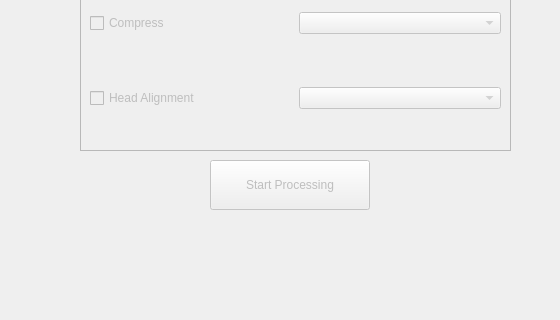
Above: form.ui from frogstarbop/BatchOps before the change; both pictures show x 310 to 870 and y 450 to 770 of the 1220 by 770 pixel window. Below: the same form after it.
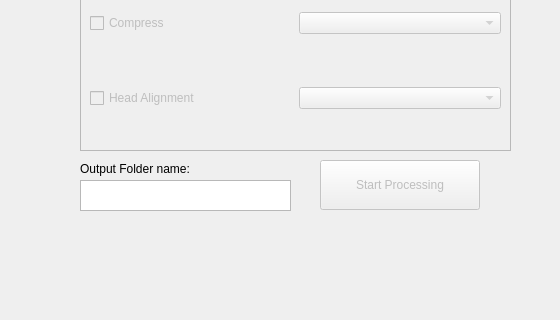
That is the form after the change. Icons and pictures are not drawn.

Commit message: Remove some  bugs + add ability to rename output

The edit to the form file:
```diff
--- a/form.ui
+++ b/form.ui
@@ -239,7 +239,7 @@
    </property>
    <property name="geometry">
     <rect>
-     <x>520</x>
+     <x>630</x>
      <y>610</y>
      <width>160</width>
      <height>50</height>
@@ -300,6 +300,29 @@
     <string>No folder selected</string>
    </property>
   </widget>
+  <widget class="QLabel" name="label_2">
+   <property name="geometry">
+    <rect>
+     <x>390</x>
+     <y>610</y>
+     <width>151</width>
+     <height>18</height>
+    </rect>
+   </property>
+   <property name="text">
+    <string>Output Folder name:</string>
+   </property>
+  </widget>
+  <widget class="QTextEdit" name="outputFolderNameTb">
+   <property name="geometry">
+    <rect>
+     <x>390</x>
+     <y>630</y>
+     <width>211</width>
+     <height>31</height>
+    </rect>
+   </property>
+  </widget>
  </widget>
  <resources/>
  <connections/>
```
The commit also changes 3 other files.
